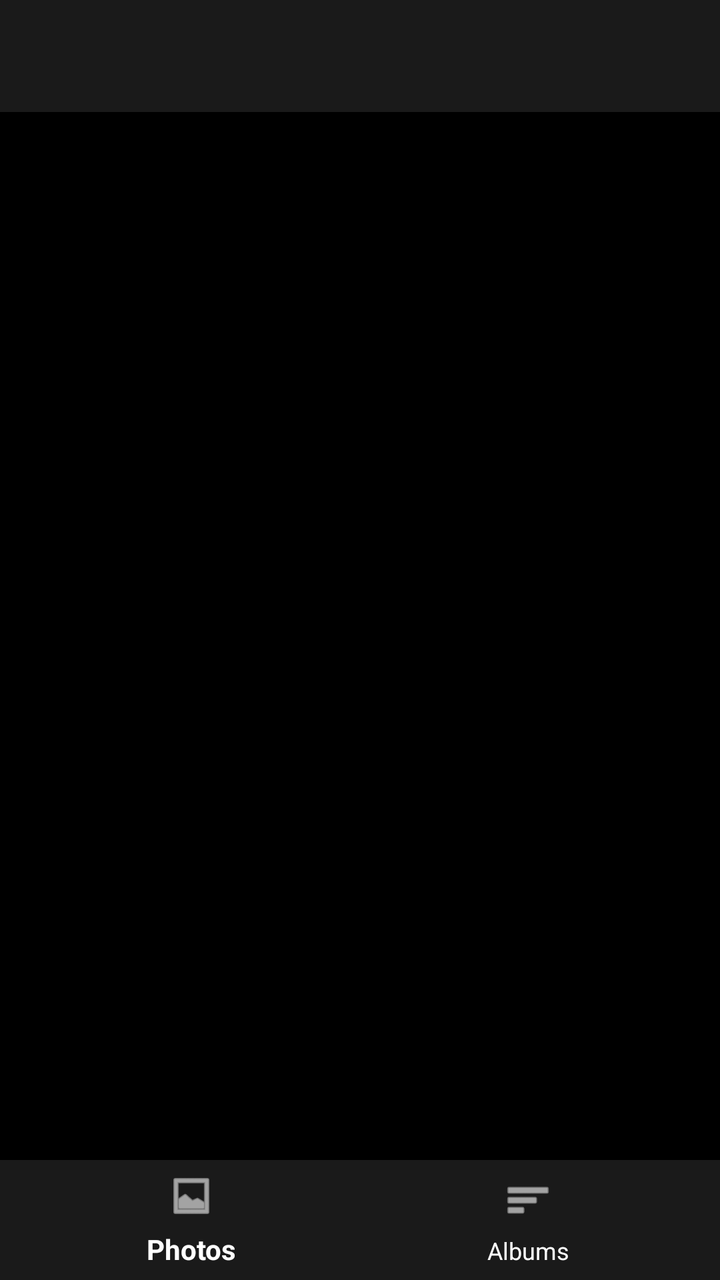
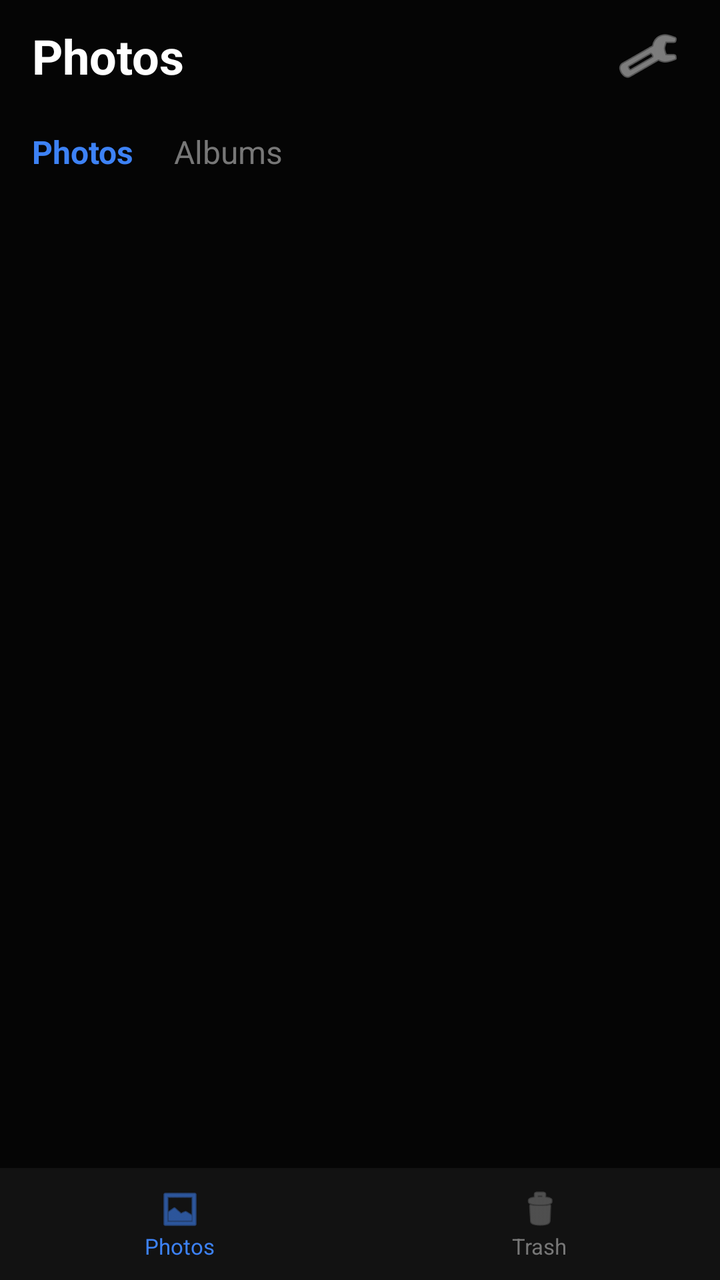

Two renders of the same Android screen: before a commit and after it. Below are the layout's source before the change and the commit's diff.
<!-- AndroidManifest.xml: application theme Theme.AppCompat.DayNight.NoActionBar -->
<!-- res/layout/activity_main.xml -->
<?xml version="1.0" encoding="utf-8"?>
<RelativeLayout xmlns:android="http://schemas.android.com/apk/res/android"
    xmlns:app="http://schemas.android.com/apk/res-auto"
    android:layout_width="match_parent"
    android:layout_height="match_parent"
    android:background="#000000">

    
    <androidx.appcompat.widget.Toolbar
        android:id="@+id/toolbar"
        android:layout_width="match_parent"
        android:layout_height="?attr/actionBarSize"
        android:layout_alignParentTop="true"
        android:background="#1A1A1A"
        android:theme="@style/ThemeOverlay.AppCompat.Dark.ActionBar" />

    
    <LinearLayout
        android:id="@+id/selectionActionBar"
        android:layout_width="match_parent"
        android:layout_height="56dp"
        android:layout_above="@id/bottomNavigation"
        android:background="#222222"
        android:gravity="center"
        android:orientation="horizontal"
        android:visibility="gone"
        android:elevation="8dp">

        <com.google.android.material.button.MaterialButton
            android:id="@+id/btnMultiShare"
            style="@style/Widget.MaterialComponents.Button.TextButton"
            android:layout_width="0dp"
            android:layout_height="wrap_content"
            android:layout_weight="1"
            android:text="Share"
            android:textColor="#FFFFFF" />

        <com.google.android.material.button.MaterialButton
            android:id="@+id/btnMultiDelete"
            style="@style/Widget.MaterialComponents.Button.TextButton"
            android:layout_width="0dp"
            android:layout_height="wrap_content"
            android:layout_weight="1"
            android:text="Delete"
            android:textColor="#FF5252" />

    </LinearLayout>

    
    <com.google.android.material.bottomnavigation.BottomNavigationView
        android:id="@+id/bottomNavigation"
        android:layout_width="match_parent"
        android:layout_height="60dp"
        android:layout_alignParentBottom="true"
        android:background="#1A1A1A"
        app:itemIconTint="#FFFFFF"
        app:itemTextColor="#FFFFFF"
        app:menu="@menu/bottom_nav_menu" />

    
    <androidx.recyclerview.widget.RecyclerView
        android:id="@+id/recyclerView"
        android:layout_width="match_parent"
        android:layout_height="match_parent"
        android:layout_below="@id/toolbar"
        android:layout_above="@id/selectionActionBar"
        android:clipToPadding="false" />

</RelativeLayout>
<!-- resources referenced by this layout -->
<resources>

</resources>

<!-- the commit's change to res/layout/activity_main.xml (unified diff, before → after) -->
@@ -3,67 +3,127 @@
     xmlns:app="http://schemas.android.com/apk/res-auto"
     android:layout_width="match_parent"
     android:layout_height="match_parent"
-    android:background="#000000">
+    android:background="#050505">
 
-    
-    <androidx.appcompat.widget.Toolbar
-        android:id="@+id/toolbar"
-        android:layout_width="match_parent"
-        android:layout_height="?attr/actionBarSize"
-        android:layout_alignParentTop="true"
-        android:background="#1A1A1A"
-        android:theme="@style/ThemeOverlay.AppCompat.Dark.ActionBar" />
-
-    
     <LinearLayout
-        android:id="@+id/selectionActionBar"
+        android:id="@+id/headerLayout"
         android:layout_width="match_parent"
         android:layout_height="56dp"
-        android:layout_above="@id/bottomNavigation"
-        android:background="#222222"
-        android:gravity="center"
         android:orientation="horizontal"
-        android:visibility="gone"
-        android:elevation="8dp">
+        android:gravity="center_vertical"
+        android:paddingHorizontal="16dp"
+        android:background="#050505">
 
-        <com.google.android.material.button.MaterialButton
-            android:id="@+id/btnMultiShare"
-            style="@style/Widget.MaterialComponents.Button.TextButton"
+        <TextView
             android:layout_width="0dp"
             android:layout_height="wrap_content"
             android:layout_weight="1"
-            android:text="Share"
-            android:textColor="#FFFFFF" />
+            android:text="Photos"
+            android:textColor="#FFFFFF"
+            android:textSize="24sp"
+            android:textStyle="bold" />
 
-        <com.google.android.material.button.MaterialButton
-            android:id="@+id/btnMultiDelete"
-            style="@style/Widget.MaterialComponents.Button.TextButton"
+        <ImageButton
+            android:id="@+id/btnSettings"
+            android:layout_width="40dp"
+            android:layout_height="40dp"
+            android:background="?attr/selectableItemBackgroundBorderless"
+            android:src="@android:drawable/ic_menu_preferences"
+            app:tint="#CCCCCC"
+            android:contentDescription="Settings" />
+    </LinearLayout>
+
+    <LinearLayout
+        android:id="@+id/tabLayout"
+        android:layout_width="match_parent"
+        android:layout_height="40dp"
+        android:layout_below="@id/headerLayout"
+        android:orientation="horizontal"
+        android:paddingHorizontal="16dp"
+        android:gravity="center_vertical">
+
+        <TextView
+            android:id="@+id/tabPhotos"
+            android:layout_width="wrap_content"
+            android:layout_height="wrap_content"
+            android:text="Photos"
+            android:textColor="#3D82F6"
+            android:textSize="16sp"
+            android:textStyle="bold"
+            android:paddingEnd="20dp" />
+
+        <TextView
+            android:id="@+id/tabAlbums"
+            android:layout_width="wrap_content"
+            android:layout_height="wrap_content"
+            android:text="Albums"
+            android:textColor="#777777"
+            android:textSize="16sp"
+            android:paddingEnd="20dp" />
+    </LinearLayout>
+
+    <androidx.recyclerview.widget.RecyclerView
+        android:id="@+id/recyclerViewMain"
+        android:layout_width="match_parent"
+        android:layout_height="match_parent"
+        android:layout_below="@id/tabLayout"
+        android:layout_above="@id/bottomBar"
+        android:padding="2dp"
+        android:clipToPadding="false" />
+
+    <LinearLayout
+        android:id="@+id/bottomBar"
+        android:layout_width="match_parent"
+        android:layout_height="56dp"
+        android:layout_alignParentBottom="true"
+        android:orientation="horizontal"
+        android:background="#121212"
+        android:elevation="6dp">
+
+        <LinearLayout
+            android:id="@+id/btnNavPhotos"
             android:layout_width="0dp"
-            android:layout_height="wrap_content"
+            android:layout_height="match_parent"
             android:layout_weight="1"
-            android:text="Delete"
-            android:textColor="#FF5252" />
+            android:gravity="center"
+            android:orientation="vertical">
+
+            <ImageView
+                android:layout_width="22dp"
+                android:layout_height="22dp"
+                android:src="@android:drawable/ic_menu_gallery"
+                app:tint="#3D82F6" />
+
+            <TextView
+                android:layout_width="wrap_content"
+                android:layout_height="wrap_content"
+                android:text="Photos"
+                android:textColor="#3D82F6"
+                android:textSize="11sp" />
+        </LinearLayout>
+
+        <LinearLayout
+            android:id="@+id/btnNavTrash"
+            android:layout_width="0dp"
+            android:layout_height="match_parent"
+            android:layout_weight="1"
+            android:gravity="center"
+            android:orientation="vertical">
+
+            <ImageView
+                android:layout_width="22dp"
+                android:layout_height="22dp"
+                android:src="@android:drawable/ic_menu_delete"
+                app:tint="#777777" />
+
+            <TextView
+                android:layout_width="wrap_content"
+                android:layout_height="wrap_content"
+                android:text="Trash"
+                android:textColor="#777777"
+                android:textSize="11sp" />
+        </LinearLayout>
 
     </LinearLayout>
 
-    
-    <com.google.android.material.bottomnavigation.BottomNavigationView
-        android:id="@+id/bottomNavigation"
-        android:layout_width="match_parent"
-        android:layout_height="60dp"
-        android:layout_alignParentBottom="true"
-        android:background="#1A1A1A"
-        app:itemIconTint="#FFFFFF"
-        app:itemTextColor="#FFFFFF"
-        app:menu="@menu/bottom_nav_menu" />
-
-    
-    <androidx.recyclerview.widget.RecyclerView
-        android:id="@+id/recyclerView"
-        android:layout_width="match_parent"
-        android:layout_height="match_parent"
-        android:layout_below="@id/toolbar"
-        android:layout_above="@id/selectionActionBar"
-        android:clipToPadding="false" />
-
 </RelativeLayout>
